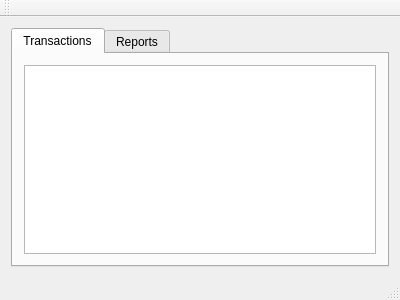
The window that mainwindow.ui (tstaerk/bullware) describes before a commit, drawn with Qt 5.
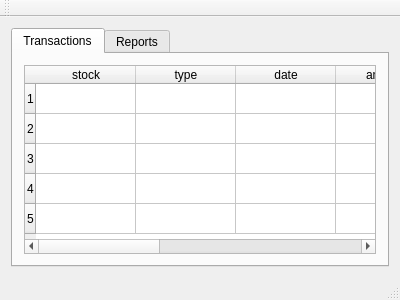
The same window after the commit.

What changed in the file:
```diff
--- a/mainwindow.ui
+++ b/mainwindow.ui
@@ -26,7 +26,59 @@
        </attribute>
        <layout class="QGridLayout" name="gridLayout_2">
         <item row="0" column="0">
-         <widget class="QTableWidget" name="tableWidget"/>
+         <widget class="QTableWidget" name="tableWidget">
+          <property name="rowCount">
+           <number>5</number>
+          </property>
+          <row/>
+          <row/>
+          <row/>
+          <row/>
+          <row/>
+          <column>
+           <property name="text">
+            <string>stock</string>
+           </property>
+          </column>
+          <column>
+           <property name="text">
+            <string>type</string>
+           </property>
+           <property name="toolTip">
+            <string extracomment="buy/sell/amount"/>
+           </property>
+          </column>
+          <column>
+           <property name="text">
+            <string>date</string>
+           </property>
+          </column>
+          <column>
+           <property name="text">
+            <string>amount</string>
+           </property>
+          </column>
+          <column>
+           <property name="text">
+            <string>price</string>
+           </property>
+          </column>
+          <column>
+           <property name="text">
+            <string>price currency</string>
+           </property>
+          </column>
+          <column>
+           <property name="text">
+            <string>sum</string>
+           </property>
+          </column>
+          <column>
+           <property name="text">
+            <string>sum currency</string>
+           </property>
+          </column>
+         </widget>
         </item>
        </layout>
       </widget>
```
